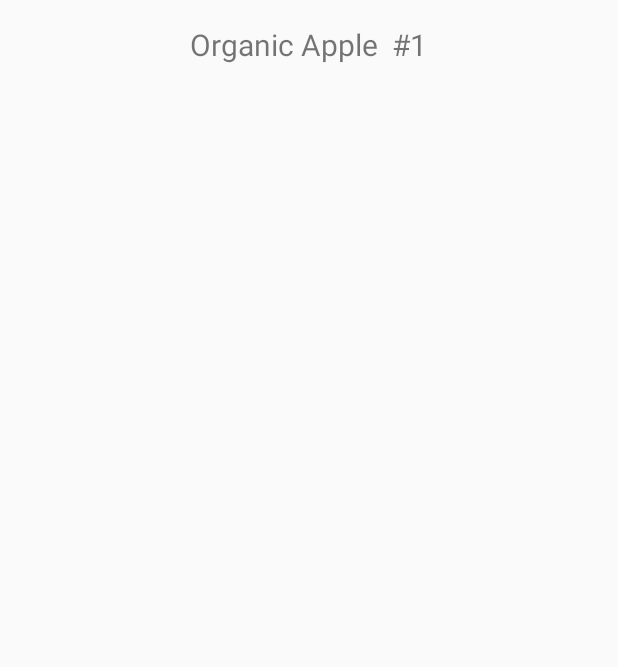
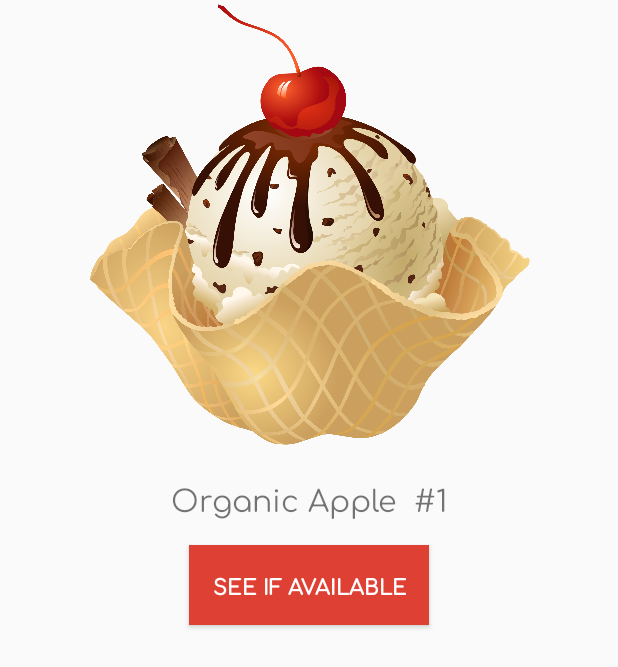
Before and after one commit to ChristineWasike/Ecommerce, an Android app: the screen it shows after launch (ProductDetails), after a tap on an icon or button, on a phone screen of 412 x 824 dp. Shown: the top 667 px of the screen. Run offline under Robolectric (Android 15) with nearby library versions, the phone set to English and light mode, and no system bars; our stand-ins replace Picasso; pictures from the network do not load.

```diff
--- a/app/src/main/res/layout/activity_product_details.xml
+++ b/app/src/main/res/layout/activity_product_details.xml
@@ -7,14 +7,34 @@
         android:layout_height="match_parent"
         tools:context=".ProductDetails">
 
-
+    <ImageView
+            android:id="@+id/productDetailsImage"
+            android:layout_width="300dp"
+            android:layout_height="300dp"
+            android:src="@drawable/appleicecream"
+            android:layout_centerHorizontal="true"/>
     <TextView
             android:id="@+id/productDetailsTitle"
+            android:layout_below="@+id/productDetailsImage"
             android:layout_width="wrap_content"
             android:layout_height="wrap_content"
             android:text="@string/product_details"
             android:textSize="20sp"
             android:layout_centerHorizontal="true"
-            android:padding="16dp"/>
+            android:padding="16dp"
+            app:fontFamily="@font/comfortaa"/>
+
+    <Button
+            android:id="@+id/availabilityButton"
+            android:layout_below="@+id/productDetailsTitle"
+            android:layout_centerHorizontal="true"
+            android:layout_width="wrap_content"
+            android:layout_height="wrap_content"
+            android:text="@string/available"
+            android:fontFamily="@font/comfortaa"
+            android:textColor="@android:color/white"
+            android:textStyle="bold"
+            android:padding="15dp"
+            android:background="@color/colorPrimary" tools:targetApi="jelly_bean"/>
 
 </RelativeLayout>
```
